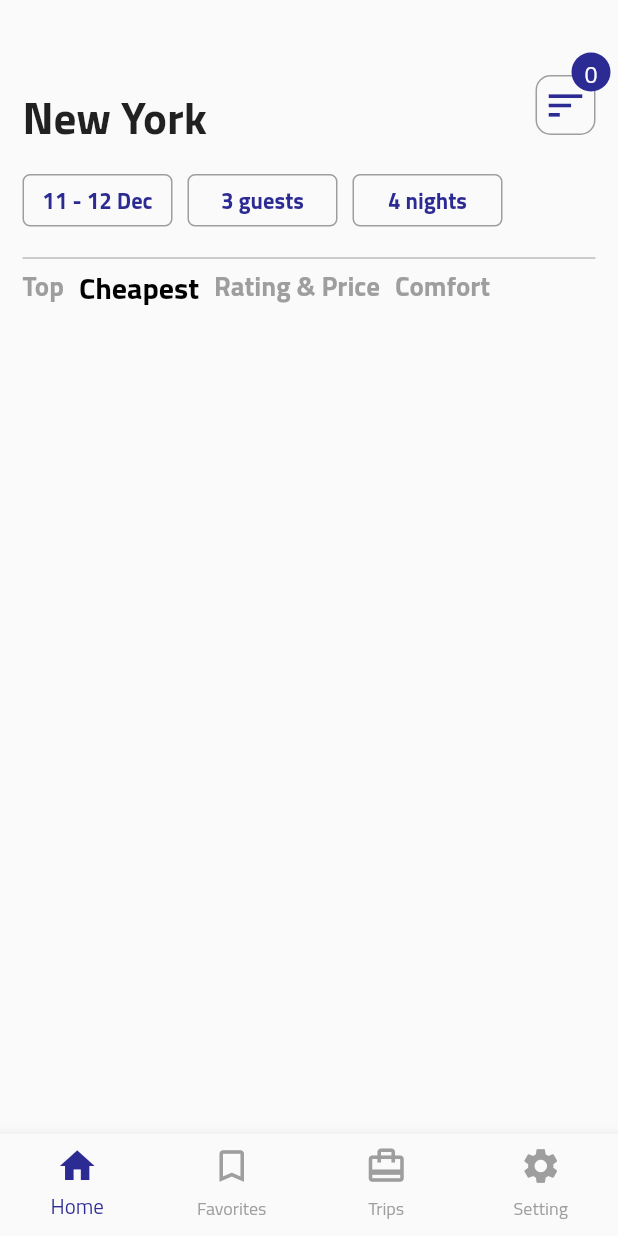
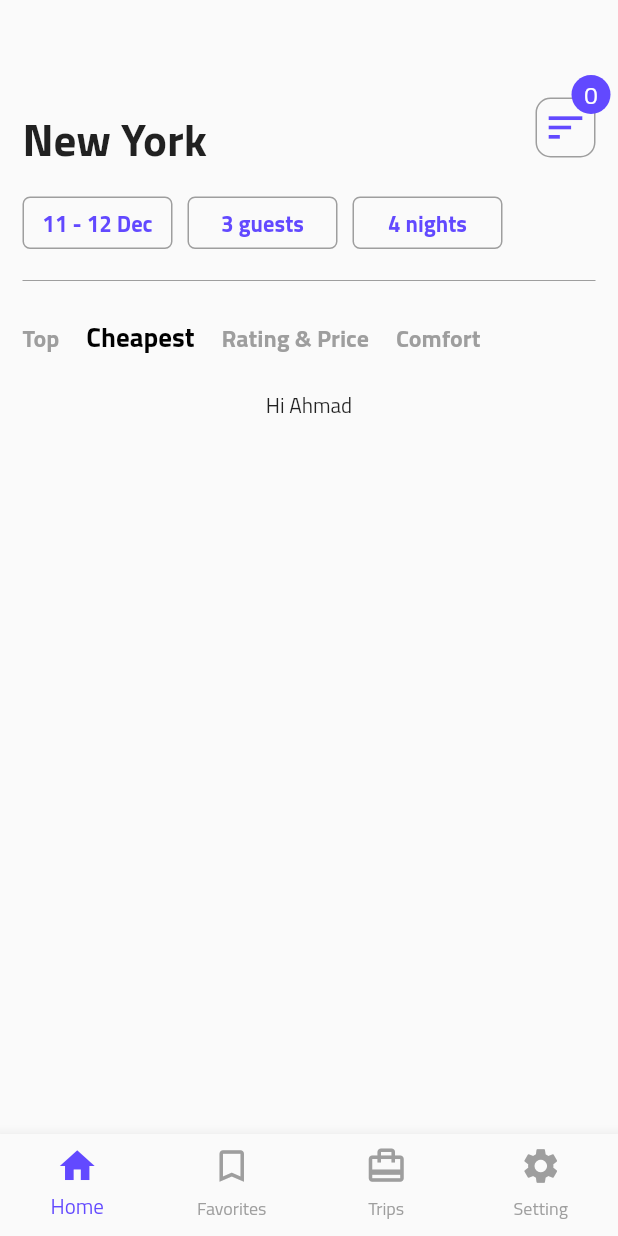
Before and after one commit to aymansainshy/hotelApp, a Flutter app: the screen it shows after launch, after a tap on "Cheapest", on a phone screen of 412 x 824 dp. Run offline on Flutter 3.47's test engine with Material 2 defaults, Android fonts, the phone set to English and light mode, and no system bars; missing offline and left inert: dart:html; network calls fail.

Commit message:
adding TopTap Screen

```diff
--- a/lib/controller/rooms.dart
+++ b/lib/controller/rooms.dart
@@ -1,7 +1,7 @@
 import 'package:hotelapp/models/room.dart';
 
-class Rooms {
-  List<Room> hotelRooms = [
+
+ final List<Room> hotelRooms = [
     Room(
       id: 'r1',
       imageUrl:
@@ -39,4 +39,3 @@ class Rooms {
       rating: 8.7,
     ),
   ];
-}
--- a/lib/main.dart
+++ b/lib/main.dart
@@ -12,7 +12,7 @@ class MyApp extends StatelessWidget {
       title: 'فندق السلام',
       theme: ThemeData(
         primarySwatch: Colors.blue,
-        accentColor: Color.fromRGBO(44, 42, 147, 1),
+        accentColor: Color.fromRGBO(98, 73, 255, 1),
         fontFamily: 'Cairo',
       ),
       home: TapScreen(),
--- a/lib/screens/home_screen.dart
+++ b/lib/screens/home_screen.dart
@@ -1,6 +1,5 @@
 import 'package:flutter/material.dart';
 import 'package:hotelapp/widgets/badge.dart';
-
 
 import '../widgets/tap_selector.dart';
 
@@ -9,7 +8,10 @@ class HomeScreen extends StatelessWidget {
   Widget build(BuildContext context) {
     return Scaffold(
       body: Padding(
-        padding: EdgeInsets.only(left: 15, right: 15, top: 50),
+        padding: EdgeInsets.only(top: 50),
+        child: SingleChildScrollView(
+          child: Padding(
+            padding: const EdgeInsets.only(left: 15, right: 15, top: 15),
             child: Column(
               children: <Widget>[
                 Row(
@@ -100,6 +102,8 @@ class HomeScreen extends StatelessWidget {
               ],
             ),
           ),
+        ),
+      ),
     );
   }
 }
--- /dev/null
+++ b/lib/widgets/TopTap.dart
@@ -0,0 +1,57 @@
+import 'package:flutter/material.dart';
+
+import 'package:hotelapp/controller/rooms.dart';
+import 'package:hotelapp/models/room.dart';
+import 'package:hotelapp/widgets/room_item.dart';
+
+class TopTap extends StatelessWidget {
+  @override
+  Widget build(BuildContext context) {
+    List<Room> singleRoom = hotelRooms;
+
+    return Container(
+      height: 430,
+      child: Column(
+        children: <Widget>[
+          Container(
+            width: MediaQuery.of(context).size.width,
+            height: 45,
+            decoration: BoxDecoration(
+              color: Color.fromRGBO(237, 237, 237, 1),
+              borderRadius: BorderRadius.circular(10),
+            ),
+            child: Row(
+              mainAxisAlignment: MainAxisAlignment.center,
+              children: <Widget>[
+                Text(
+                  '365',
+                  style: TextStyle(
+                    fontSize: 16,
+                    fontWeight: FontWeight.bold,
+                  ),
+                ),
+                SizedBox(width: 10),
+                Text(
+                  'Properties found',
+                  style: TextStyle(
+                    fontSize: 16,
+                  ),
+                ),
+              ],
+            ),
+          ),
+          Expanded(
+            child: ListView.builder(
+              itemCount: singleRoom.length,
+              itemBuilder: (ctx, i) => RoomItem(
+                imageUrl: singleRoom[i].imageUrl,
+                rating: singleRoom[i].rating,
+                price: singleRoom[i].price,
+              ),
+            ),
+          ),
+        ],
+      ),
+    );
+  }
+}
--- a/lib/widgets/badge.dart
+++ b/lib/widgets/badge.dart
@@ -27,12 +27,15 @@ class Badge extends StatelessWidget {
           child: CircleAvatar(
             backgroundColor: Theme.of(context).accentColor,
             radius: 13,
-            child: Text(
-              '0',
-              textAlign: TextAlign.center,
-              style: TextStyle(
-                fontSize: 15,
-                color: Colors.white,
+            child: Transform.translate(
+              offset: Offset(0, -2),
+              child: Text(
+                '0',
+                textAlign: TextAlign.center,
+                style: TextStyle(
+                  fontSize: 16,
+                  color: Colors.white,
+                ),
               ),
             ),
           ),
--- /dev/null
+++ b/lib/widgets/room_item.dart
@@ -0,0 +1,155 @@
+import 'package:flutter/material.dart';
+
+class RoomItem extends StatelessWidget {
+  final String imageUrl;
+  final double price;
+  final double rating;
+
+  const RoomItem({
+    Key key,
+    @required this.imageUrl,
+    @required this.rating,
+    @required this.price,
+  }) : super(key: key);
+
+  @override
+  Widget build(BuildContext context) {
+    return Card(
+      shape: RoundedRectangleBorder(
+        borderRadius: BorderRadius.circular(15),
+      ),
+      child: Column(
+        children: <Widget>[
+          Stack(
+            children: <Widget>[
+              Container(
+                height: 150,
+                width: MediaQuery.of(context).size.width,
+                child: ClipRRect(
+                  borderRadius: BorderRadius.only(
+                    topLeft: Radius.circular(15),
+                    topRight: Radius.circular(15),
+                  ),
+                  child: Image.network(
+                    imageUrl,
+                    fit: BoxFit.cover,
+                  ),
+                ),
+              ),
+              Positioned(
+                bottom: 10,
+                right: 10,
+                child: _buildContainer(
+                  context,
+                  Colors.black54,
+                  Center(
+                    child: Text(
+                      rating.toString(),
+                      style: TextStyle(
+                        color: Colors.white,
+                        fontSize: 16,
+                      ),
+                    ),
+                  ),
+                ),
+              ),
+              Positioned(
+                bottom: 10,
+                left: 10,
+                child: _buildContainer(
+                  context,
+                  Colors.black54,
+                  Icon(
+                    Icons.room,
+                    color: Colors.white,
+                  ),
+                ),
+              )
+            ],
+          ),
+          Padding(
+            padding: const EdgeInsets.only(left: 8.0, right: 8.0, bottom: 8.0),
+            child: Column(
+              children: <Widget>[
+                Row(
+                  mainAxisAlignment: MainAxisAlignment.spaceBetween,
+                  children: <Widget>[
+                    Text(
+                      'Hotel Name',
+                      style: TextStyle(
+                        fontSize: 20,
+                        fontWeight: FontWeight.bold,
+                      ),
+                    ),
+                    Text(
+                      '\$$price ',
+                      style: TextStyle(
+                        fontSize: 18,
+                        fontWeight: FontWeight.bold,
+                      ),
+                    ),
+                  ],
+                ),
+                Row(
+                  mainAxisAlignment: MainAxisAlignment.spaceBetween,
+                  children: <Widget>[
+                    Text(
+                      'Hotel Location',
+                      style: TextStyle(
+                        fontSize: 18,
+                        color: Colors.grey,
+                      ),
+                    ),
+                    Text(
+                      '3 x 4 nights ',
+                      style: TextStyle(
+                        fontSize: 16,
+                        color: Colors.grey,
+                      ),
+                    ),
+                  ],
+                ),
+                Row(
+                  children: <Widget>[
+                    Container(
+                      width: 45,
+                      height: 40,
+                      decoration: BoxDecoration(
+                        color: Color.fromRGBO(237, 237, 237, 1),
+                        borderRadius: BorderRadius.circular(10),
+                      ),
+                      child: Icon(
+                        Icons.room,
+                        color: Theme.of(context).accentColor,
+                      ),
+                    ),
+                    SizedBox(width: 10),
+                    Text(
+                      '5 km from center ',
+                      style: TextStyle(
+                        fontSize: 15,
+                        fontWeight: FontWeight.bold,
+                      ),
+                    ),
+                  ],
+                ),
+              ],
+            ),
+          ),
+        ],
+      ),
+    );
+  }
+}
+
+Widget _buildContainer(BuildContext ctx, Color color, Widget child) {
+  return Container(
+    width: 45,
+    height: 40,
+    decoration: BoxDecoration(
+      color: color,
+      borderRadius: BorderRadius.circular(10),
+    ),
+    child: child,
+  );
+}
--- a/lib/widgets/tap_selector.dart
+++ b/lib/widgets/tap_selector.dart
@@ -1,4 +1,5 @@
 import 'package:flutter/material.dart';
+import 'package:hotelapp/widgets/TopTap.dart';
 
 class TapSelector extends StatefulWidget {
   @override
@@ -15,13 +16,15 @@ class _TapSelectorState extends State<TapSelector> {
 
   int _currentIndex = 0;
   bool _isSelected;
+
   List<Widget> _buildTapSelected() {
     return _tapSelector.map((taps) {
       var index = _tapSelector.indexOf(taps);
+
       _isSelected = _currentIndex == index;
 
       return Padding(
-        padding: const EdgeInsets.only(right: 10),
+        padding: const EdgeInsets.only(right: 18),
         child: GestureDetector(
           onTap: () {
             setState(() {
@@ -32,7 +35,7 @@ class _TapSelectorState extends State<TapSelector> {
             taps,
             style: TextStyle(
               color: _isSelected ? Colors.black : Colors.grey,
-              fontSize: _isSelected ? 20 : 18,
+              fontSize: _isSelected ? 18 : 16,
               fontWeight: FontWeight.bold,
             ),
           ),
@@ -43,8 +46,22 @@ class _TapSelectorState extends State<TapSelector> {
 
   @override
   Widget build(BuildContext context) {
-    return Row(
-      children: _buildTapSelected(),
+    return Container(
+      height: 500,
+      child: Column(
+        children: <Widget>[
+          Padding(
+            padding: const EdgeInsets.only(top: 20, bottom: 15),
+            child: Row(
+              children: _buildTapSelected(),
+            ),
+          ),
+          if (_currentIndex == 0) TopTap(),
+          if (_currentIndex == 1) Text('Hi Ahmad'),
+          if (_currentIndex == 2) Text('Hi Abdallah'),
+          if (_currentIndex == 3) Text('Hi Mohmed'),
+        ],
+      ),
     );
   }
 }
```
Lines whose indentation alone changed are shown as unchanged.
